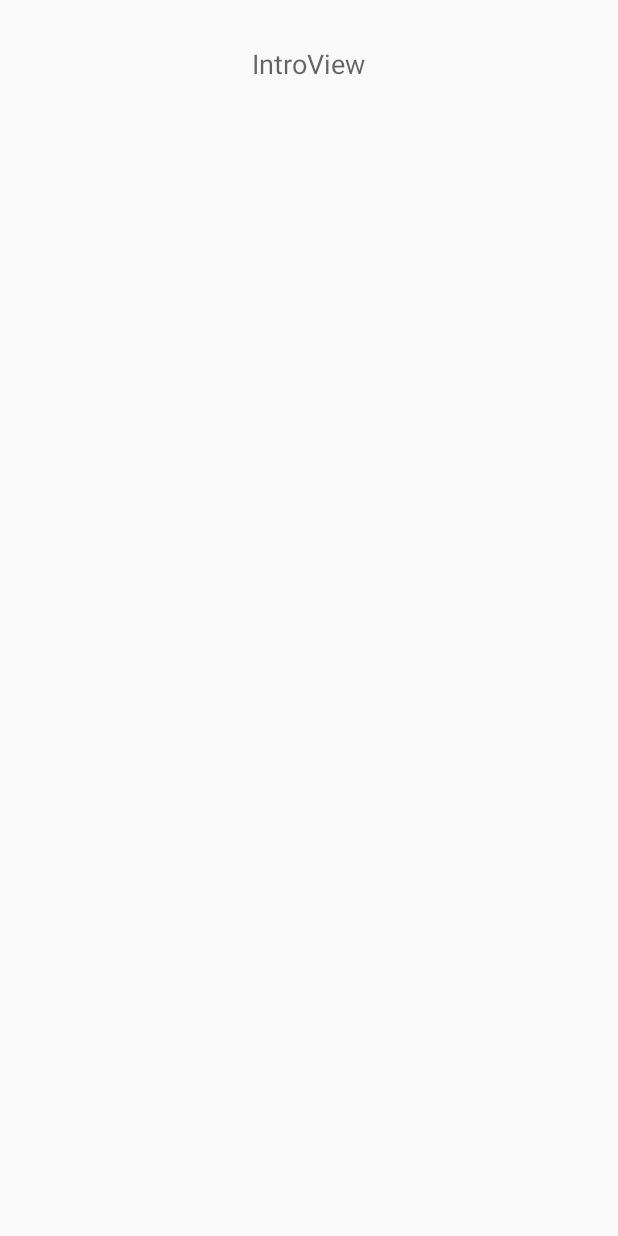
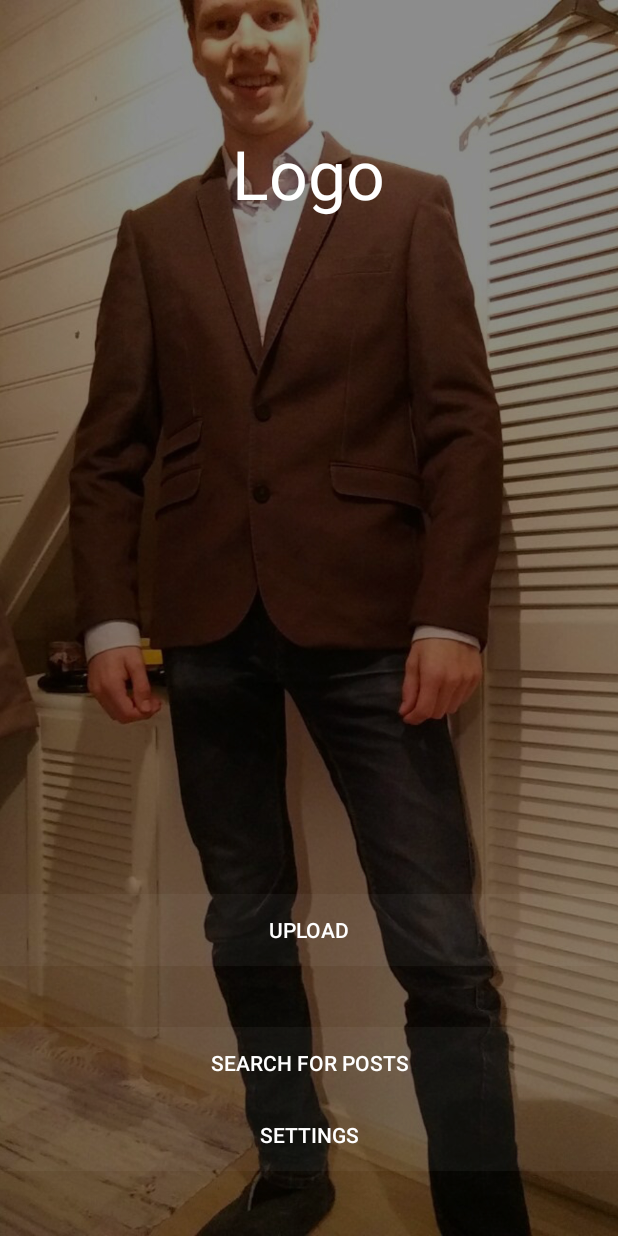
Before and after one commit to knarfi/SocialWeather, an Android app: the screen it shows after launch (PhotoContainerActivity), on a phone screen of 412 x 824 dp. Before the commit the screen is almost empty. Run offline under Robolectric (Android 15) with nearby library versions, the phone set to English and light mode, and no system bars.

Commit message:
Added Camera feature

```diff
--- a/app/src/main/AndroidManifest.xml
+++ b/app/src/main/AndroidManifest.xml
@@ -8,7 +8,7 @@
         android:label="@string/app_name"
         android:supportsRtl="true"
         android:theme="@style/AppTheme">
-        <activity android:name=".activities.PhotoContainerActivity">
+        <activity android:exported="true" android:name=".activities.PhotoContainerActivity">
             <intent-filter>
                 <action android:name="android.intent.action.MAIN" />
 
--- /dev/null
+++ b/app/src/main/java/com/framboos/socialweather/socialweather/activities/CameraActivity.java
@@ -0,0 +1,19 @@
+package com.framboos.socialweather.socialweather.activities;
+
+import android.os.Bundle;
+import android.support.v7.app.AppCompatActivity;
+
+import com.framboos.socialweather.socialweather.R;
+
+/**
+ * Created by mark on 09/06/16.
+ */
+public class CameraActivity extends AppCompatActivity {
+
+    @Override
+    protected void onCreate(Bundle savedInstanceState) {
+        super.onCreate(savedInstanceState);
+        setContentView(R.layout.camera_view);
+    }
+
+}
--- a/app/src/main/java/com/framboos/socialweather/socialweather/fragments/IntroFragment.java
+++ b/app/src/main/java/com/framboos/socialweather/socialweather/fragments/IntroFragment.java
@@ -1,10 +1,13 @@
 package com.framboos.socialweather.socialweather.fragments;
 
+import android.content.Intent;
 import android.os.Bundle;
 import android.support.v4.app.Fragment;
+import android.util.Log;
 import android.view.LayoutInflater;
 import android.view.View;
 import android.view.ViewGroup;
+import android.widget.Button;
 
 import com.framboos.socialweather.socialweather.R;
 
@@ -13,8 +16,24 @@ public class IntroFragment extends Fragment {
     @Override
     public View onCreateView(LayoutInflater inflater, ViewGroup container,
                              Bundle savedInstanceState) {
+        View view = inflater.inflate(R.layout.intro_view, container, false);
+
+        Button uploadButton = (Button) view.findViewById(R.id.action_upload);
+
+        uploadButton.setOnClickListener(new View.OnClickListener() {
+            public void onClick(View v) {
+                // Perform action on click
+                Log.v("IntoFragment","Click detected");
+                Intent intent = new Intent(android.provider.MediaStore.ACTION_IMAGE_CAPTURE);
+                startActivityForResult(intent,0);
+            }
+        });
+
+
         // Return an instance of the intro view so it'll be the root view for this fragment
-        return inflater.inflate(R.layout.intro_view, container, false);
+        return view;
     }
 
+
+
 }
--- /dev/null
+++ b/app/src/main/res/layout/camera_view.xml
@@ -0,0 +1,6 @@
+<?xml version="1.0" encoding="utf-8"?>
+<LinearLayout xmlns:android="http://schemas.android.com/apk/res/android"
+    android:orientation="vertical" android:layout_width="match_parent"
+    android:layout_height="match_parent">
+
+</LinearLayout>
--- a/app/src/main/res/layout/intro_view.xml
+++ b/app/src/main/res/layout/intro_view.xml
@@ -1,15 +1,79 @@
 <?xml version="1.0" encoding="utf-8"?>
 <LinearLayout xmlns:android="http://schemas.android.com/apk/res/android"
     android:orientation="vertical" android:layout_width="match_parent"
-    android:layout_height="match_parent"
-    android:background="@color/material_grey_50">
+    android:layout_height="match_parent">
 
-    <TextView
-        android:layout_width="wrap_content"
-        android:layout_height="wrap_content"
-        android:textAppearance="?android:attr/textAppearanceMedium"
-        android:text="IntroView"
-        android:id="@+id/textView"
-        android:layout_gravity="center_horizontal"
-        android:paddingTop="30dp" />
+
+
+    <RelativeLayout
+        android:layout_width="match_parent"
+        android:layout_height="match_parent"
+        android:layout_gravity="center_horizontal">
+
+        <ImageView
+            android:layout_width="match_parent"
+            android:layout_height="match_parent"
+            android:id="@+id/imageView"
+            android:layout_gravity="center_horizontal"
+            android:scaleType="centerCrop"
+            android:layout_centerInParent="true"
+            android:src="@drawable/sexyjongen" />
+
+        <RelativeLayout
+            android:layout_width="match_parent"
+            android:layout_height="match_parent"
+            android:layout_gravity="center_horizontal"
+            android:background="#14000000">
+
+
+            <TextView
+                android:layout_width="wrap_content"
+                android:layout_height="wrap_content"
+                android:textAppearance="?android:attr/textAppearanceLarge"
+                android:text="Logo"
+                android:id="@+id/textView"
+                android:layout_marginTop="85dp"
+                android:textColor="#ffffff"
+                android:textSize="45dp"
+                android:layout_alignParentTop="true"
+                android:layout_centerHorizontal="true" />
+
+            <Button
+                android:layout_width="wrap_content"
+                android:layout_height="wrap_content"
+                android:text="Upload"
+                android:id="@+id/action_upload"
+                android:layout_marginBottom="180dp"
+                android:layout_alignParentBottom="true"
+                android:layout_alignParentStart="true"
+                android:layout_alignParentEnd="true"
+                android:textColor="#ffffff"
+                android:background="#0affffff" />
+
+            <Button
+                android:layout_width="wrap_content"
+                android:layout_height="wrap_content"
+                android:text="Search for posts"
+                android:id="@+id/button2"
+                android:textColor="#ffffff"
+                android:background="#0affffff"
+                android:layout_above="@+id/button3"
+                android:layout_alignParentStart="true"
+                android:layout_alignParentEnd="true" />
+
+            <Button
+                android:layout_width="wrap_content"
+                android:layout_height="wrap_content"
+                android:text="Settings"
+                android:id="@+id/button3"
+                android:background="#0affffff"
+            android:textColor="#ffffff"
+                android:layout_alignParentBottom="true"
+                android:layout_alignParentStart="true"
+                android:layout_marginBottom="43dp"
+                android:layout_alignParentEnd="true" />
+        </RelativeLayout>
+
+    </RelativeLayout>
+
 </LinearLayout>
--- a/app/src/main/res/values/colors.xml
+++ b/app/src/main/res/values/colors.xml
@@ -1,7 +1,7 @@
 <?xml version="1.0" encoding="utf-8"?>
 <resources>
-    <color name="colorPrimary">#3F51B5</color>
-    <color name="colorPrimaryDark">#303F9F</color>
-    <color name="colorAccent">#FF4081</color>
-    <color name="blue">#3F51B5</color>
+    <color name="colorPrimary">#2A90F8</color>
+    <color name="colorPrimaryDark">#2A90F8</color>
+    <color name="colorAccent">#2A90F8</color>
+    <color name="blue">#2A90F8</color>
 </resources>
```
Also changed, not shown: app/src/main/res/drawable/sexyjongen.jpg (added), 15 other files.
